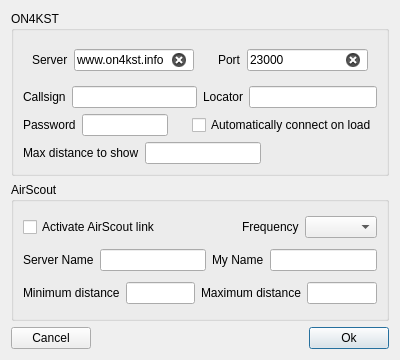
Before: the Qt Designer form mqt/MqtKSTClient/kstconfigure.ui in Rsclub22/Minos2-Mirror, drawn with Qt 5.
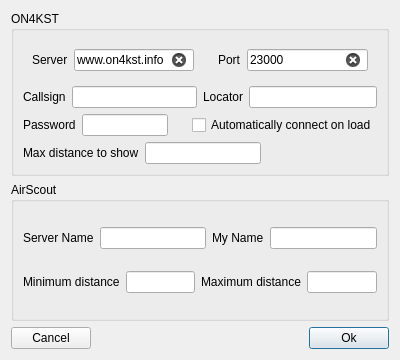
After: the same form once the commit is applied.

```diff
--- a/mqt/MqtKSTClient/kstconfigure.ui
+++ b/mqt/MqtKSTClient/kstconfigure.ui
@@ -188,40 +188,6 @@
       <string>AirScout</string>
      </property>
      <layout class="QVBoxLayout" name="verticalLayout_2">
-      <item>
-       <layout class="QHBoxLayout" name="horizontalLayout_11">
-        <item>
-         <widget class="QCheckBox" name="activateAirScoutcb">
-          <property name="text">
-           <string>Activate AirScout link</string>
-          </property>
-         </widget>
-        </item>
-        <item>
-         <spacer name="horizontalSpacer_2">
-          <property name="orientation">
-           <enum>Qt::Horizontal</enum>
-          </property>
-          <property name="sizeHint" stdset="0">
-           <size>
-            <width>40</width>
-            <height>20</height>
-           </size>
-          </property>
-         </spacer>
-        </item>
-        <item>
-         <widget class="QLabel" name="label_7">
-          <property name="text">
-           <string>Frequency</string>
-          </property>
-         </widget>
-        </item>
-        <item>
-         <widget class="QComboBox" name="ASFreqCombo"/>
-        </item>
-       </layout>
-      </item>
       <item>
        <layout class="QHBoxLayout" name="horizontalLayout_16">
         <item>
```
